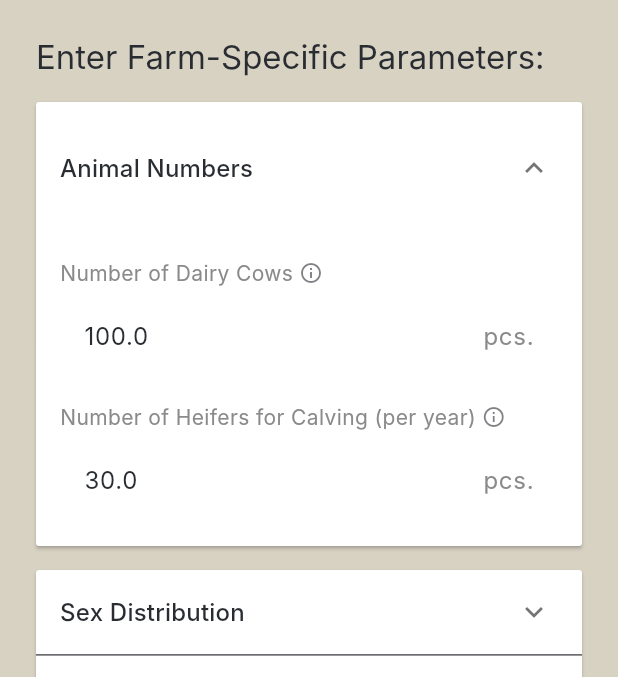
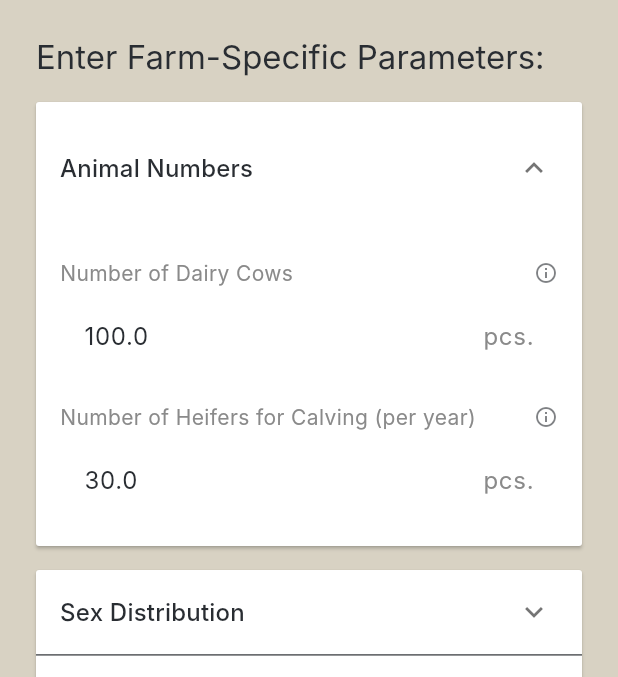
Before and after one commit to Daniel-Kirchhoff/cowculus, a Flutter app: the RechnerBildschirm screen opened directly, on a phone screen of 412 x 824 dp, the part 84-761 px from its top. Run offline on Flutter 3.47's test engine with Material 3 defaults, Android fonts, the phone set to English and light mode, and no system bars; our stand-ins replace fl_chart, flutter_riverpod, shared_preferences; accounts and stored records are empty; generated files the repository leaves out were written again; Roboto replaces fonts that are missing (Inter).

Commit message:
bug fix - Overflow in Row behoben

```diff
--- a/lib/screens/rechner_bildschirm.dart
+++ b/lib/screens/rechner_bildschirm.dart
@@ -153,9 +153,12 @@ class _RechnerBildschirmState extends ConsumerState<RechnerBildschirm> {
           else
             Row(
               children: [
-                Text(
-                  bezeichnung,
-                  style: Theme.of(context).inputDecorationTheme.labelStyle,
+                // HIER IST DIE ÄNDERUNG:
+                Expanded(
+                  child: Text(
+                    bezeichnung,
+                    style: Theme.of(context).inputDecorationTheme.labelStyle,
+                  ),
                 ),
                 const SizedBox(width: kPaddingSmall / 2),
                 Tooltip(
```
